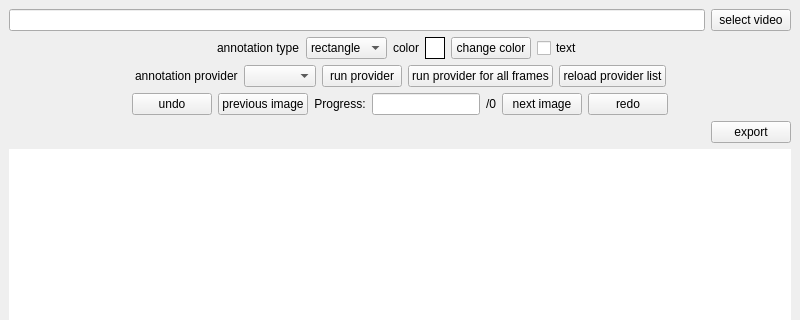
First picture: the form in video_annotation.ui, repository qianyu-wang/VideoAnnotation, before the edit; both pictures show x 0 to 800 and y 0 to 320 of the 800 by 600 pixel window.
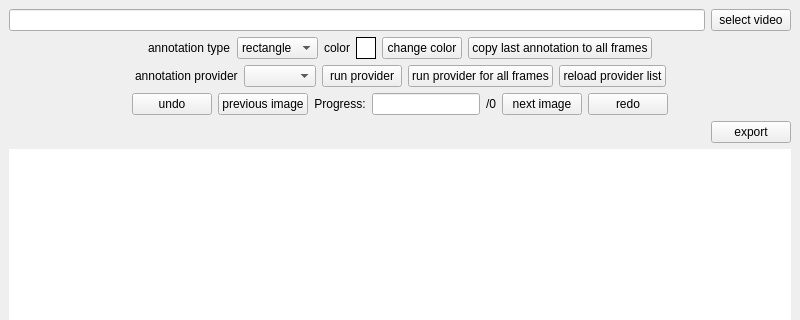
Second picture: the form after the edit. Custom widgets are drawn as their Qt base class.

Commit message: add text annotation type and fix text size

Patch:
```diff
--- a/video_annotation.ui
+++ b/video_annotation.ui
@@ -104,9 +104,9 @@
        </widget>
       </item>
       <item>
-       <widget class="QCheckBox" name="check_text">
+       <widget class="QPushButton" name="button_copy_to_all">
         <property name="text">
-         <string>text</string>
+         <string>copy last annotation to all frames</string>
         </property>
        </widget>
       </item>
```
Left out of the diff: 7 changed lines with no effect on the pictures. The commit also changes 7 other files.
